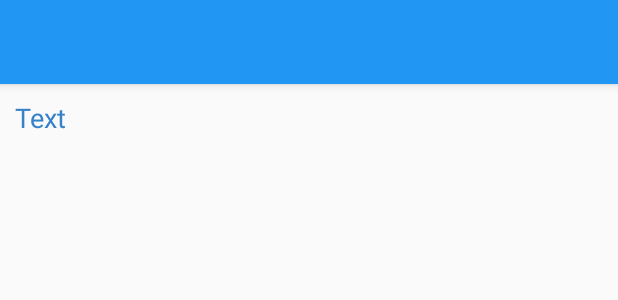
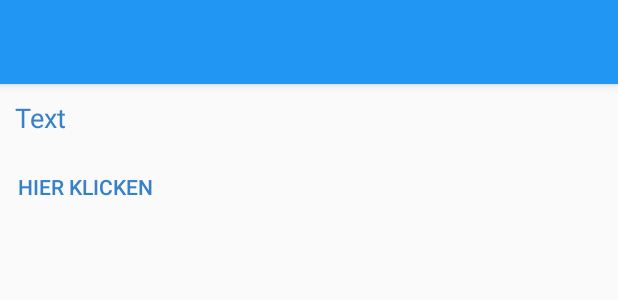
Before and after one commit to KickSpeed/GoodEducation, an Android app: the layout activity_text.xml on its own in the app's theme, with its tools: preview values and no code run, on a phone screen of 412 x 824 dp. Shown: the top 300 px of the screen. Run offline under Robolectric (Android 15) with nearby library versions, the phone set to English and light mode, and no system bars; network calls fail.

Commit message:
Changed Seetings, Added Button to textactivity

```diff
--- a/app/src/main/java/de/lindemann/niklas/mamasapp/DBHelper.java
+++ b/app/src/main/java/de/lindemann/niklas/mamasapp/DBHelper.java
@@ -15,7 +15,7 @@ public class DBHelper extends SQLiteOpenHelper {
 
     //Path to the device folder with databases
     public static String DB_PATH;
-    private static int DB_VERSION = 29;
+    private static int DB_VERSION = 30;
 
 
     //Database file name
--- a/app/src/main/java/de/lindemann/niklas/mamasapp/EntryActivity.java
+++ b/app/src/main/java/de/lindemann/niklas/mamasapp/EntryActivity.java
@@ -77,8 +77,6 @@ public class EntryActivity extends AppCompatActivity{
     protected void onCreate(final Bundle savedInstanceState) {
         super.onCreate(savedInstanceState);
         setContentView(R.layout.activity_entry);
-
-
 
         mID = getIntent().getIntExtra("ID",0);
         mValue = getIntent().getStringExtra("Value");
--- a/app/src/main/java/de/lindemann/niklas/mamasapp/SearchActivity.java
+++ b/app/src/main/java/de/lindemann/niklas/mamasapp/SearchActivity.java
@@ -4,8 +4,6 @@ import android.app.AlertDialog;
 import android.app.SearchManager;
 import android.content.DialogInterface;
 import android.content.Intent;
-import android.database.DataSetObserver;
-import android.database.sqlite.SQLiteDatabase;
 import android.provider.SearchRecentSuggestions;
 import android.support.v7.app.AppCompatActivity;
 import android.os.Bundle;
@@ -22,8 +20,6 @@ import android.widget.ImageView;
 import android.widget.ListAdapter;
 import android.widget.ListView;
 import android.widget.TextView;
-
-import org.w3c.dom.Text;
 
 import java.sql.SQLException;
 import java.util.Arrays;
--- a/app/src/main/res/layout/activity_text.xml
+++ b/app/src/main/res/layout/activity_text.xml
@@ -20,8 +20,12 @@
     android:overScrollMode="never"
     xmlns:android="http://schemas.android.com/apk/res/android">
 
+    <RelativeLayout
+        android:layout_width="match_parent"
+        android:layout_height="match_parent">
 
-<TextView
+    <TextView
+
         android:layout_width="match_parent"
         android:layout_height="match_parent"
         android:textAppearance="?android:attr/textAppearanceMedium"
@@ -29,7 +33,20 @@
         android:textColor="@color/primary_text"
         android:id="@+id/textView"
         android:padding="10dp"
-    android:textAlignment="textStart" />
+        android:textAlignment="textStart" />
+
+        <Button
+            android:layout_width="wrap_content"
+            android:layout_height="wrap_content"
+            android:layout_alignParentTop="false"
+            android:layout_alignParentStart="true"
+            android:textColor="@color/primary_text"
+            android:layout_below="@+id/textView"
+            android:id="@+id/btTextAction"
+            style="?android:attr/borderlessButtonStyle"
+
+            android:text="Hier klicken" />
+    </RelativeLayout>
 
 </ScrollView>
 </LinearLayout>
--- a/app/src/main/res/xml/preferences.xml
+++ b/app/src/main/res/xml/preferences.xml
@@ -1,10 +1,7 @@
 <?xml version="1.0" encoding="utf-8"?>
 <PreferenceScreen xmlns:android="http://schemas.android.com/apk/res/android">
-    <PreferenceCategory
-        android:title="Allgemeine Einstellungen">
         <CheckBoxPreference
             android:key="checkbox_gong"
             android:title="@string/Gong"
             android:summary="@string/GongSummary" />
-    </PreferenceCategory>
 </PreferenceScreen>
```
Also changed, not shown: app/src/main/java/de/lindemann/niklas/mamasapp/DataSource.java (+6 -5 lines), app/src/main/java/de/lindemann/niklas/mamasapp/TextActivity.java (+19 -4 lines), 1 other file.
